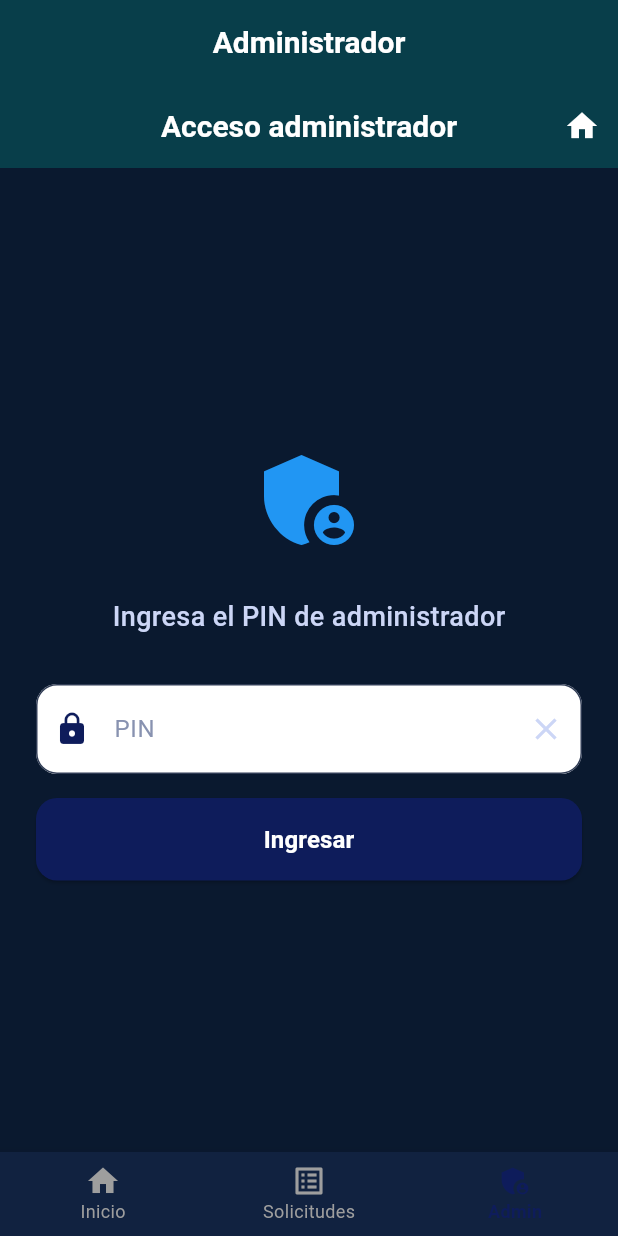
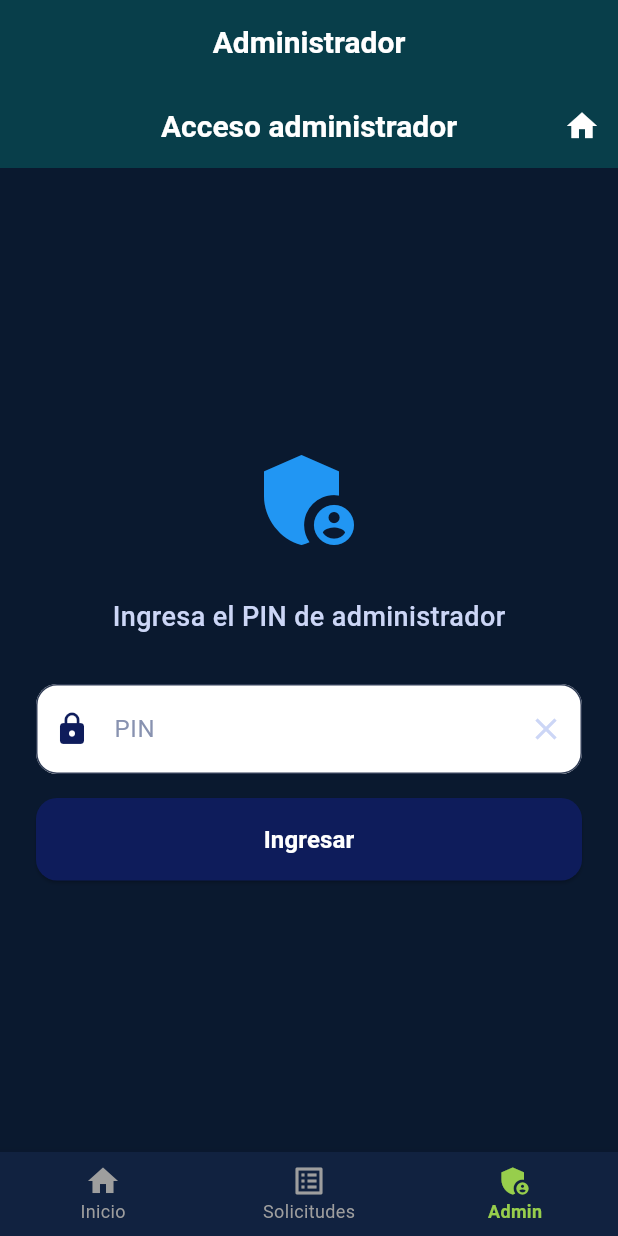
Before and after one commit to NicolayChillo/DesarrolloMovil-TareasGp2, a Flutter app: the screen it shows after launch, item 3 of the bottom bar chosen, on a phone screen of 412 x 824 dp. Run offline on Flutter 3.47's test engine with Material 3 defaults, Android fonts, the phone set to English and light mode, and no system bars; our stand-ins replace flutter_compass, geolocator, image_picker, sensors_plus; network calls fail.

Commit message:
Ajustes Tarea 2.1

```diff
--- a/Parcial 2/Tarea2.1-AdopcionAnimales/Frontend/tarea_adopcion_mascotas/lib/core/constants/api_constants.dart
+++ b/Parcial 2/Tarea2.1-AdopcionAnimales/Frontend/tarea_adopcion_mascotas/lib/core/constants/api_constants.dart
@@ -1,7 +1,7 @@
 // core/constants/api_constants.dart
 class ApiConstants {
   // ⚠️ URL BASE - Actualiza cuando ngrok cambie
-  static const String baseUrl = 'https://consensus-syrup-bogus.ngrok-free.dev';
+  static const String baseUrl = 'https://10.40.34.100:8000';
 
   // 📋 Endpoints - CON BARRA FINAL
   static const String mascotas = '/mascotas/';
--- a/Parcial 2/Tarea2.1-AdopcionAnimales/Frontend/tarea_adopcion_mascotas/lib/presentation/screens/main_screen.dart
+++ b/Parcial 2/Tarea2.1-AdopcionAnimales/Frontend/tarea_adopcion_mascotas/lib/presentation/screens/main_screen.dart
@@ -6,7 +6,10 @@ import 'solicitudes_screen.dart';
 import 'admin_gate_screen.dart';
 import '../providers/mascotas_provider.dart';
 import '../providers/solicitudes_provider.dart';
-import '../providers/navigation_provider.dart'; // ✅ Nuevo import
+import '../providers/navigation_provider.dart';
+
+// IMPORTA TU COLOR SI ESTÁ EN OTRO ARCHIVO
+ import '../../../core/theme/colores_app.dart';
 
 class MainScreen extends StatefulWidget {
   const MainScreen({super.key});
@@ -40,14 +43,18 @@ class _MainScreenState extends State<MainScreen> {
                 IconButton(
                   icon: const Icon(Icons.refresh),
                   onPressed: () {
-                    context.read<MascotasProvider>().cargarMascotasDisponibles();
+                    context
+                        .read<MascotasProvider>()
+                        .cargarMascotasDisponibles();
                   },
                 ),
               if (navProvider.selectedIndex == 1)
                 IconButton(
                   icon: const Icon(Icons.refresh),
                   onPressed: () {
-                    context.read<SolicitudesProvider>().cargarTodasLasSolicitudes();
+                    context
+                        .read<SolicitudesProvider>()
+                        .cargarTodasLasSolicitudes();
                   },
                 ),
             ],
@@ -62,8 +69,11 @@ class _MainScreenState extends State<MainScreen> {
               navProvider.setSelectedIndex(index);
             },
             type: BottomNavigationBarType.fixed,
-            selectedItemColor: Theme.of(context).primaryColor,
+
+            // AQUÍ EL CAMBIO
+            selectedItemColor: ColoresApp.secundario,
             unselectedItemColor: Colors.grey,
+
             selectedLabelStyle: const TextStyle(
               fontWeight: FontWeight.bold,
               fontSize: 12,
```
Also changed, not shown: 5 other files.
